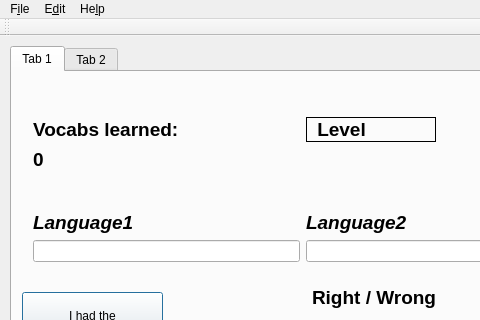
First picture: the form in ui_files/Vokabeln_GUI_ver01.ui, repository LarsThore/Vokabeltrainer, before the edit; both pictures show x 0 to 480 and y 0 to 320 of the 610 by 405 pixel window.
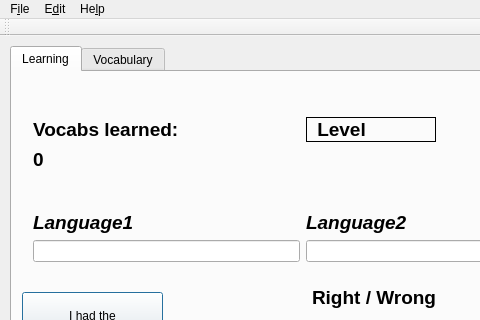
Second picture: the form after the edit. The open tabs and pages were chosen to show the change.

Patch:
```diff
--- a/ui_files/Vokabeln_GUI_ver01.ui
+++ b/ui_files/Vokabeln_GUI_ver01.ui
@@ -23,12 +23,18 @@
       <height>341</height>
      </rect>
     </property>
+    <property name="sizePolicy">
+     <sizepolicy hsizetype="Expanding" vsizetype="Expanding">
+      <horstretch>100</horstretch>
+      <verstretch>0</verstretch>
+     </sizepolicy>
+    </property>
     <property name="currentIndex">
      <number>1</number>
     </property>
     <widget class="QWidget" name="tab1">
      <attribute name="title">
-      <string>Tab 1</string>
+      <string>Learning</string>
      </attribute>
      <widget class="QLabel" name="assertLabel">
       <property name="geometry">
@@ -293,7 +299,7 @@
     </widget>
     <widget class="QWidget" name="tab_2">
      <attribute name="title">
-      <string>Tab 2</string>
+      <string>Vocabulary</string>
      </attribute>
      <widget class="QTableWidget" name="mainTable">
       <property name="geometry">
```
Left out of the diff: 12 changed lines with no effect on the pictures.
